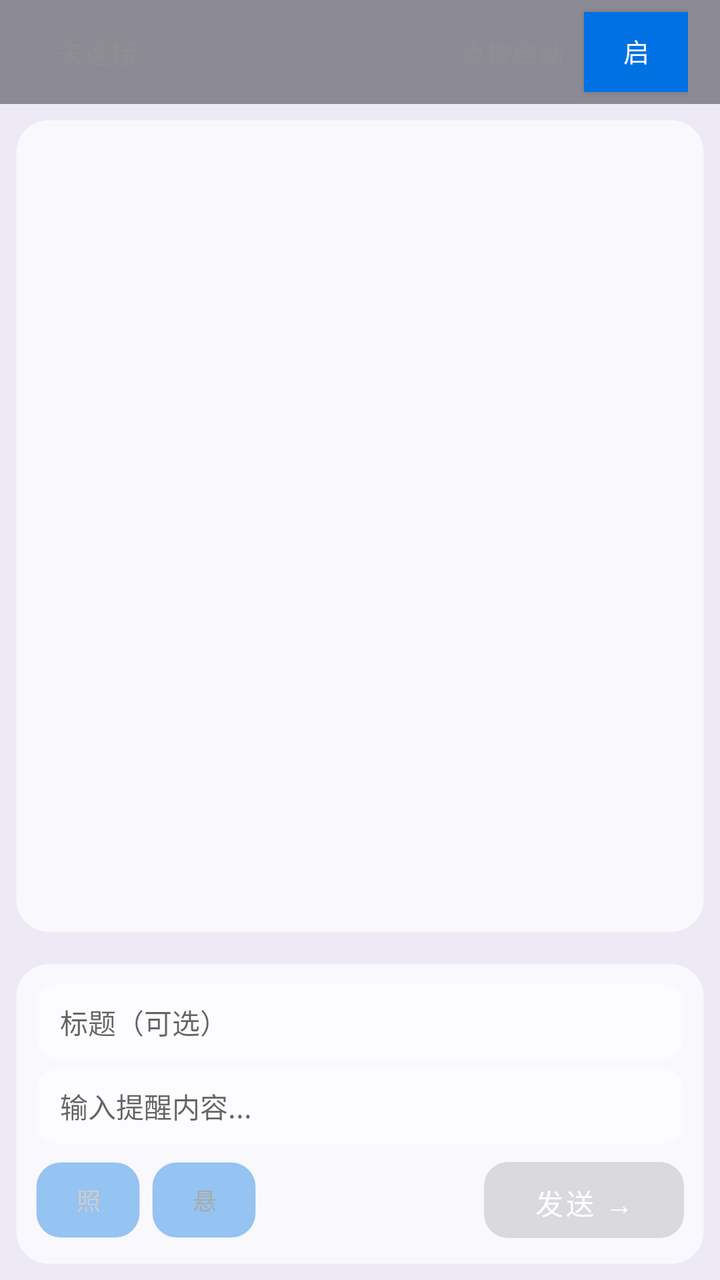
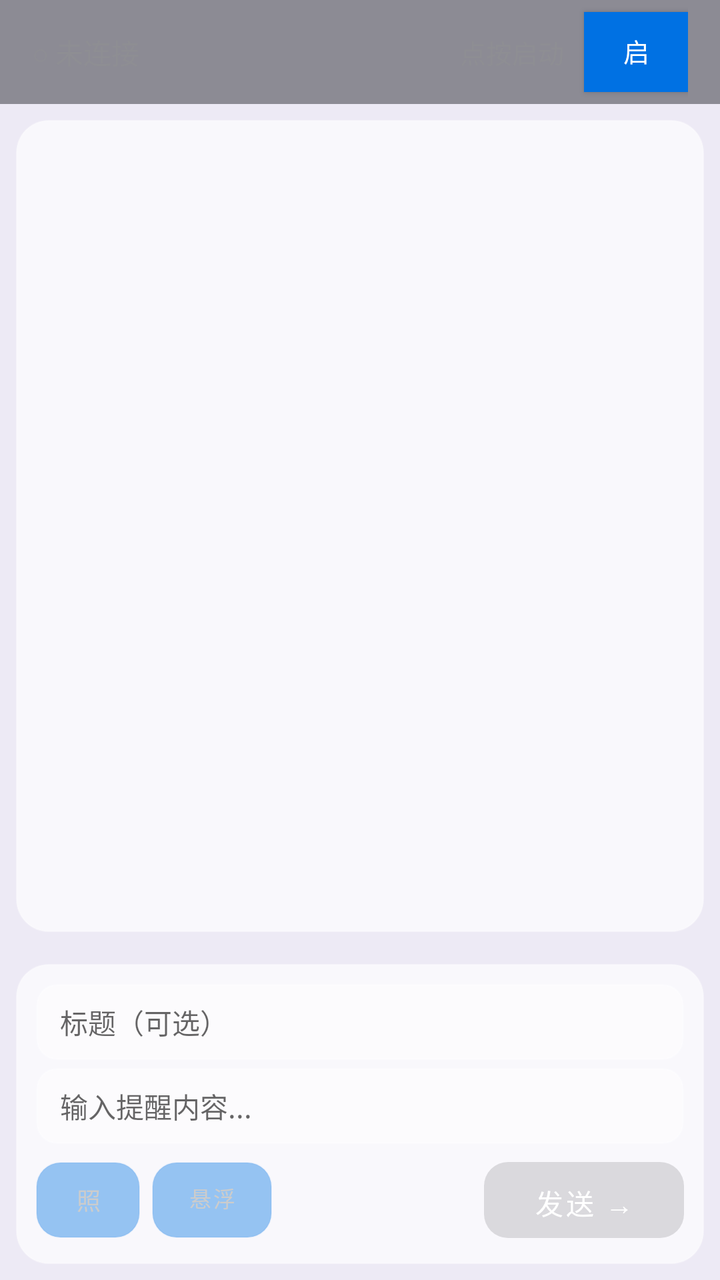

Before-and-after screenshots of an Android layout around one commit, followed by the original layout XML and the change that was made.
<!-- AndroidManifest.xml: application theme Theme.Mengqixi -->
<!-- res/layout/activity_main.xml -->
<?xml version="1.0" encoding="utf-8"?>
<LinearLayout xmlns:android="http://schemas.android.com/apk/res/android"
    android:layout_width="match_parent"
    android:layout_height="match_parent"
    android:orientation="vertical"
    android:background="#EDEAF5">

    
    <LinearLayout
        android:layout_width="match_parent"
        android:layout_height="52dp"
        android:background="#781E2028"
        android:gravity="center_vertical"
        android:paddingHorizontal="16dp">

        <TextView
            android:id="@+id/statusText"
            android:layout_width="0dp"
            android:layout_height="wrap_content"
            android:layout_weight="1"
            android:text="○ 未连接"
            android:textColor="#FF8E8E93"
            android:textSize="14sp" />

        <TextView
            android:id="@+id/connectionInfo"
            android:layout_width="wrap_content"
            android:layout_height="wrap_content"
            android:layout_marginEnd="10dp"
            android:text="点按启动"
            android:textColor="#8E8E93"
            android:textSize="13sp" />

        
        <Button
            android:id="@+id/btnToggle"
            android:layout_width="52dp"
            android:layout_height="40dp"
            android:background="#4A6CF7"
            android:gravity="center"
            android:text="启动"
            android:textAllCaps="false"
            android:textColor="#FFFFFF"
            android:textSize="13sp" />
    </LinearLayout>

    
    <FrameLayout
        android:layout_width="match_parent"
        android:layout_height="0dp"
        android:layout_weight="1"
        android:background="@drawable/bg_glass_card"
        android:layout_margin="8dp">
        <androidx.recyclerview.widget.RecyclerView
            android:id="@+id/messageList"
            android:layout_width="match_parent"
            android:layout_height="match_parent"
            android:clipToPadding="false"
            android:padding="8dp" />
    </FrameLayout>

    
    <LinearLayout
        android:layout_width="match_parent"
        android:layout_height="wrap_content"
        android:background="@drawable/bg_glass_card"
        android:orientation="vertical"
        android:elevation="4dp"
        android:padding="10dp"
        android:layout_margin="8dp">

        <EditText
            android:id="@+id/reminderTitle"
            android:layout_width="match_parent"
            android:layout_height="38dp"
            android:background="@drawable/bg_input_glass"
            android:gravity="center_vertical|start"
            android:hint="标题（可选）"
            android:maxLength="50"
            android:paddingHorizontal="12dp"
            android:textSize="14sp" />

        <EditText
            android:id="@+id/reminderBody"
            android:layout_width="match_parent"
            android:layout_height="38dp"
            android:layout_marginTop="4dp"
            android:background="@drawable/bg_input_glass"
            android:gravity="center_vertical|start"
            android:hint="输入提醒内容..."
            android:maxLength="200"
            android:paddingHorizontal="12dp"
            android:textSize="14sp" />

        
        <RelativeLayout
            android:layout_width="match_parent"
            android:layout_height="44dp"
            android:layout_marginTop="6dp">

            
            <LinearLayout
                android:id="@+id/leftTools"
                android:layout_width="wrap_content"
                android:layout_height="match_parent"
                android:layout_alignParentStart="true"
                android:gravity="center_vertical"
                android:orientation="horizontal">

                <Button
                    android:id="@+id/btnSendPhoto"
                    android:layout_width="52dp"
                    android:layout_height="38dp"
                    android:layout_marginEnd="6dp"
                    android:background="@drawable/bg_glass_dark"
                    android:gravity="center"
                    android:text="照片"
                    android:textColor="#CCC"
                    android:textSize="12sp" />

                <Button
                    android:id="@+id/btnBubble"
                    android:layout_width="52dp"
                    android:layout_height="38dp"
                    android:background="@drawable/bg_glass_dark"
                    android:gravity="center"
                    android:text="悬浮"
                    android:textColor="#AAA"
                    android:textSize="12sp" />
            </LinearLayout>

            
            <Button
                android:id="@+id/btnRemindPc"
                android:layout_width="100dp"
                android:layout_height="38dp"
                android:layout_alignParentEnd="true"
                android:layout_centerVertical="true"
                android:background="@drawable/bg_button_gradient"
                android:enabled="false"
                android:gravity="center"
                android:text="发送 →"
                android:textAllCaps="false"
                android:textColor="#FFFFFF"
                android:textSize="14sp" />
        </RelativeLayout>
    </LinearLayout>

</LinearLayout>
<!-- resources referenced by this layout -->
<resources>
  <!-- drawable bg_button_gradient (drawable) -->
  <?xml version="1.0" encoding="utf-8"?>
  <shape xmlns:android="http://schemas.android.com/apk/res/android"
      android:shape="rectangle">
      <gradient
          android:startColor="#7C8DF0"
          android:endColor="#A78BFA"
          android:angle="45" />
      <corners android:radius="12dp" />
  </shape>
  <!-- drawable bg_glass_card (drawable) -->
  <?xml version="1.0" encoding="utf-8"?>
  <shape xmlns:android="http://schemas.android.com/apk/res/android"
      android:shape="rectangle">
      <solid android:color="#B2FFFFFF" />
      <corners android:radius="16dp" />
      <stroke android:width="0.5dp" android:color="#4DFFFFFF" />
  </shape>
  <!-- drawable bg_glass_dark (drawable) -->
  <?xml version="1.0" encoding="utf-8"?>
  <shape xmlns:android="http://schemas.android.com/apk/res/android"
      android:shape="rectangle">
      <solid android:color="#661E2028" />
      <corners android:radius="12dp" />
      <stroke android:width="0.5dp" android:color="#14FFFFFF" />
  </shape>
  <!-- drawable bg_input_glass (drawable) -->
  <?xml version="1.0" encoding="utf-8"?>
  <shape xmlns:android="http://schemas.android.com/apk/res/android"
      android:shape="rectangle">
      <solid android:color="#80FFFFFF" />
      <corners android:radius="10dp" />
      <stroke android:width="1dp" android:color="#33FFFFFF" />
  </shape>
  <style name="Theme.Mengqixi" parent="Theme.MaterialComponents.DayNight.NoActionBar">
          <item name="colorPrimary">#0071e3</item>
          <item name="colorPrimaryVariant">#0060c1</item>
          <item name="colorOnPrimary">#ffffff</item>
          <item name="colorSecondary">#34c759</item>
          <item name="android:statusBarColor">#1d1d1f</item>
      </style>
</resources>

<!-- the commit's change to res/layout/activity_main.xml (unified diff, before → after) -->
@@ -120,13 +120,13 @@
 
                 <Button
                     android:id="@+id/btnBubble"
-                    android:layout_width="52dp"
+                    android:layout_width="60dp"
                     android:layout_height="38dp"
                     android:background="@drawable/bg_glass_dark"
                     android:gravity="center"
-                    android:text="悬浮"
-                    android:textColor="#AAA"
-                    android:textSize="12sp" />
+                    android:text="悬浮窗"
+                    android:textColor="#CCC"
+                    android:textSize="11sp" />
             </LinearLayout>
 
             
